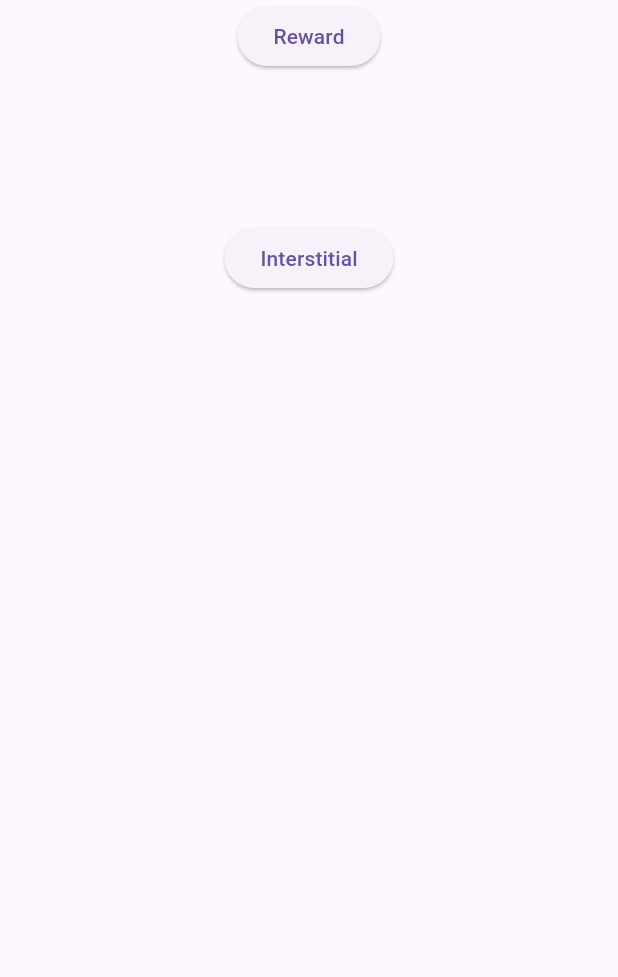
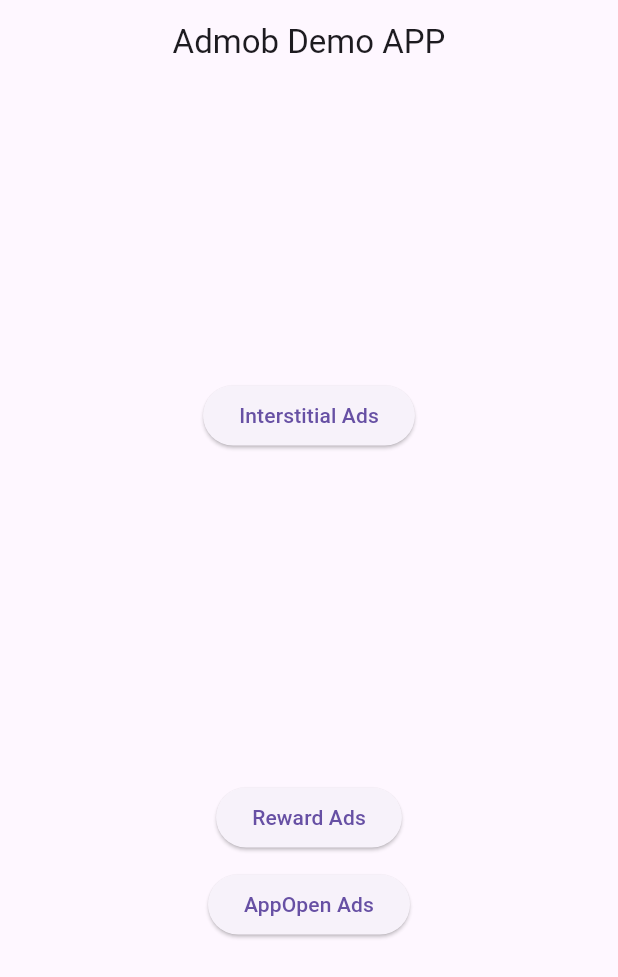
Before and after one commit to HarshilMoradiya1244/admob_demo, a Flutter app: the screen it shows after launch, on a phone screen of 412 x 824 dp. Shown: the top 977 px of the screen. Run offline on Flutter 3.47's test engine with Material 3 defaults, Android fonts, the phone set to English and light mode, and no system bars; drawn by our look-alikes of google_mobile_ads; our stand-ins replace get; network calls fail.

Commit message:
initial commits

```diff
--- a/lib/screen/view/home_screen.dart
+++ b/lib/screen/view/home_screen.dart
@@ -1,3 +1,5 @@
+import 'dart:async';
+
 import 'package:flutter/material.dart';
 import 'package:get/get.dart';
 import 'package:google_mobile_ads/google_mobile_ads.dart';
@@ -15,36 +17,35 @@ class _HomeScreenState extends State<HomeScreen> {
   void initState() {
     super.initState();
     AdsHelper.adsHelper.initBanner();
+    AdsHelper.adsHelper.initInterstitial();
     AdsHelper.adsHelper.initReward();
-    AdsHelper.adsHelper.initInterstitial();
+    AdsHelper.adsHelper.initOpenAds();
+
+    Timer(Duration(seconds: 3), () {
+      if (AdsHelper.adsHelper.appOpenAd != null) {
+        AdsHelper.adsHelper.appOpenAd!.show();
+        AdsHelper.adsHelper.appOpenAd!.fullScreenContentCallback =
+            FullScreenContentCallback(
+              onAdDismissedFullScreenContent: (ad) {
+
+              },
+            );
+      } else {}
+    });
   }
 
   @override
   Widget build(BuildContext context) {
     return SafeArea(
       child: Scaffold(
-      body: Column(
+        appBar: AppBar(
+          title: const Text("Admob Demo APP"),
+          centerTitle: true,
+        ),
+        body: Center(
+          child: Column(
+            mainAxisAlignment: MainAxisAlignment.center,
             children: [
-          ElevatedButton(
-              onPressed: () {
-                if (AdsHelper.adsHelper.rewardedAd != null) {
-                  AdsHelper.adsHelper.rewardedAd!.show(
-                    onUserEarnedReward: (ad, reward) {
-                      Get.snackbar("Reward ${reward.amount}", "Message");
-                      AdsHelper.adsHelper.initReward();
-                    },
-                  );
-                } else {
-                  AdsHelper.adsHelper.initReward();
-                }
-              },
-              child: const Text("Reward")),
-          AdsHelper.adsHelper.bannerAd == null
-              ? Container()
-              : SizedBox(
-                  height: 100,
-                  child: AdWidget(ad: AdsHelper.adsHelper.bannerAd!),
-                ),
               ElevatedButton(
                 onPressed: () {
                   if (AdsHelper.adsHelper.interstitialAd != null) {
@@ -60,9 +61,55 @@ class _HomeScreenState extends State<HomeScreen> {
                     AdsHelper.adsHelper.initInterstitial();
                   }
                 },
-              child: const Text("Interstitial")),
+                child: const Text("Interstitial Ads"),
+              ),
+              const SizedBox(
+                height: 10,
+              ),
+              AdsHelper.adsHelper.bannerAd == null
+                  ? Container()
+                  : SizedBox(
+                height: 200,
+                child: AdWidget(
+                  ad: AdsHelper.adsHelper.bannerAd!,
+                ),
+              ),
+              const SizedBox(
+                height: 10,
+              ),
+              ElevatedButton(
+                onPressed: () {
+                  if (AdsHelper.adsHelper.rewardedAd != null) {
+                    AdsHelper.adsHelper.rewardedAd!.show(
+                      onUserEarnedReward: (ad, reward) {
+                        Get.snackbar("Reward${reward.amount}", "message");
+                        AdsHelper.adsHelper.initReward();
+                      },
+                    );
+                  } else {
+                    AdsHelper.adsHelper.initReward();
+                  }
+                },
+                child: const Text("Reward Ads"),
+              ),
+              const SizedBox(
+                height: 10,
+              ),
+              ElevatedButton(
+                onPressed: () {
+                  if (AdsHelper.adsHelper.appOpenAd != null) {
+                    AdsHelper.adsHelper.appOpenAd!.show();
+                    AdsHelper.adsHelper.initOpenAds();
+                  } else {
+                    AdsHelper.adsHelper.initOpenAds();
+                  }
+                },
+                child: const Text("AppOpen Ads"),
+              ),
             ],
           ),
-    ));
+        ),
+      ),
+    );
   }
 }
--- a/lib/utils/ads_helper.dart
+++ b/lib/utils/ads_helper.dart
@@ -1,4 +1,5 @@
 import 'dart:io';
+import 'package:flutter/cupertino.dart';
 import 'package:google_mobile_ads/google_mobile_ads.dart';
 
 class AdsHelper {
@@ -9,10 +10,11 @@ class AdsHelper {
   BannerAd? bannerAd;
   InterstitialAd? interstitialAd;
   RewardedAd? rewardedAd;
+  AppOpenAd? appOpenAd;
 
   var bannerId = Platform.isAndroid
-      ? "ca-app-pub-3940256099942544/6300978111"
-      : "ca-app-pub-3940256099942544/2934735716";
+      ? 'ca-app-pub-3940256099942544/6300978111'
+      : 'ca-app-pub-3940256099942544/2934735716';
 
   var interstitialId = Platform.isAndroid
       ? "ca-app-pub-3940256099942544/1033173712"
@@ -21,6 +23,10 @@ class AdsHelper {
   var rewardedId = Platform.isAndroid
       ? "ca-app-pub-3940256099942544/5224354917"
       : "ca-app-pub-3940256099942544/1712485313";
+
+  var openAppId = Platform.isAndroid
+      ? 'ca-app-pub-3940256099942544/9257395921'
+      : 'ca-app-pub-3940256099942544/5575463023';
 
   void initBanner() {
     bannerAd = BannerAd(
@@ -38,6 +44,7 @@ class AdsHelper {
       request: const AdRequest(),
       adLoadCallback: InterstitialAdLoadCallback(
         onAdLoaded: (ad) {
+          debugPrint('$ad Loaded.');
           interstitialAd = ad;
         },
         onAdFailedToLoad: (error) {
@@ -53,7 +60,7 @@ class AdsHelper {
       request: const AdRequest(),
       rewardedAdLoadCallback: RewardedAdLoadCallback(
         onAdLoaded: (ad) {
-            rewardedAd =ad;
+          rewardedAd = ad;
         },
         onAdFailedToLoad: (error) {
           print("$error");
@@ -64,5 +71,18 @@ class AdsHelper {
 
   void initNative() {}
 
-  void initOpenAds() {}
+  void initOpenAds() {
+    AppOpenAd.load(
+      adUnitId: openAppId,
+      request: AdRequest(),
+      adLoadCallback: AppOpenAdLoadCallback(
+        onAdLoaded: (ad) {
+          appOpenAd = ad;
+        },
+        onAdFailedToLoad: (error) {
+          print("$error");
+        },
+      ),
+    );
   }
+}
```
Lines whose indentation alone changed are shown as unchanged.
